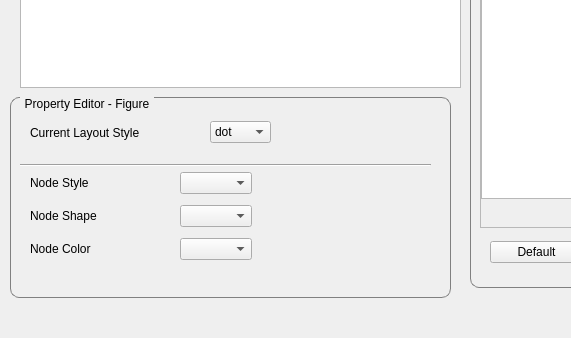
Old version of the form visulizationwindow.ui in the repository merdolphin/GRNVisulizationCute; both pictures show x 0 to 571 and y 262 to 600 of the 800 by 600 pixel window.
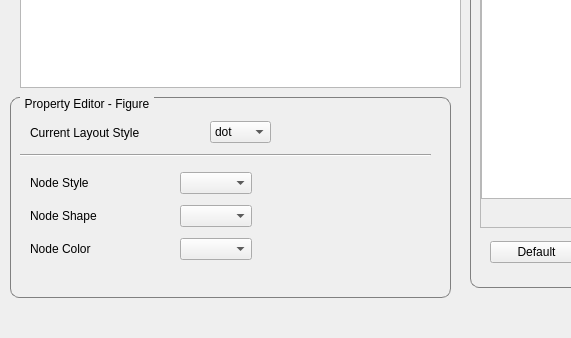
New version of the form.

Commit message: programming, is the only thing, except swimming and jogging, making me feel alive.

```diff
--- a/visulizationwindow.ui
+++ b/visulizationwindow.ui
@@ -158,7 +158,7 @@
       <property name="geometry">
        <rect>
         <x>10</x>
-        <y>60</y>
+        <y>50</y>
         <width>411</width>
         <height>16</height>
        </rect>
```
The commit also changes 2 other files.
